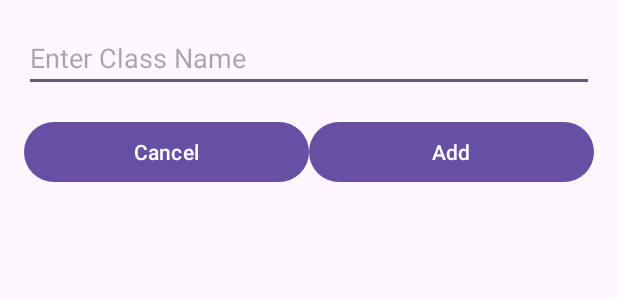
After one commit to jnvshubham7/Geospatial-Data-Analysis-of-Prayagraj, an Android app: the layout dialog_create_class.xml on its own in the app's theme, with its tools: preview values and no code run, on a phone screen of 412 x 824 dp. The commit adds this screen. Shown: the top 300 px of the screen. Run offline under Robolectric (Android 15) with nearby library versions, the phone set to English and light mode, and no system bars.

Commit message:
create class work completed

```diff
--- a/src/main/res/layout/activity_main.xml
+++ b/src/main/res/layout/activity_main.xml
@@ -9,7 +9,9 @@
         android:id="@+id/classSpinner"
         android:layout_width="match_parent"
         android:layout_height="wrap_content"
-        android:entries="@array/class_names" />
+
+
+        />
 
     <Button
         android:id="@+id/saveLocationButton"
--- /dev/null
+++ b/src/main/res/layout/dialog_create_class.xml
@@ -0,0 +1,36 @@
+<?xml version="1.0" encoding="utf-8"?>
+<LinearLayout xmlns:android="http://schemas.android.com/apk/res/android"
+    android:layout_width="match_parent"
+    android:layout_height="wrap_content"
+    android:orientation="vertical"
+    android:padding="16dp">
+
+    <EditText
+        android:id="@+id/editTextClassName"
+        android:layout_width="match_parent"
+        android:layout_height="wrap_content"
+        android:hint="Enter Class Name"/>
+
+    <LinearLayout
+        android:layout_width="match_parent"
+        android:layout_height="wrap_content"
+        android:orientation="horizontal"
+        android:layout_marginTop="16dp">
+
+        <Button
+            android:id="@+id/buttonCancel1"
+            android:layout_width="0dp"
+            android:layout_height="wrap_content"
+            android:layout_weight="1"
+            android:text="Cancel"/>
+
+        <Button
+            android:id="@+id/buttonSave1"
+            android:layout_width="0dp"
+            android:layout_height="wrap_content"
+            android:layout_weight="1"
+            android:text="Add"/>
+
+    </LinearLayout>
+
+</LinearLayout>
```
Also changed, not shown: src/main/java/com/shubham/groundtruthcollection/MainActivity.java (+17 -5 lines), src/main/java/com/shubham/groundtruthcollection/create_file_and_class.java (+64 -33 lines).
